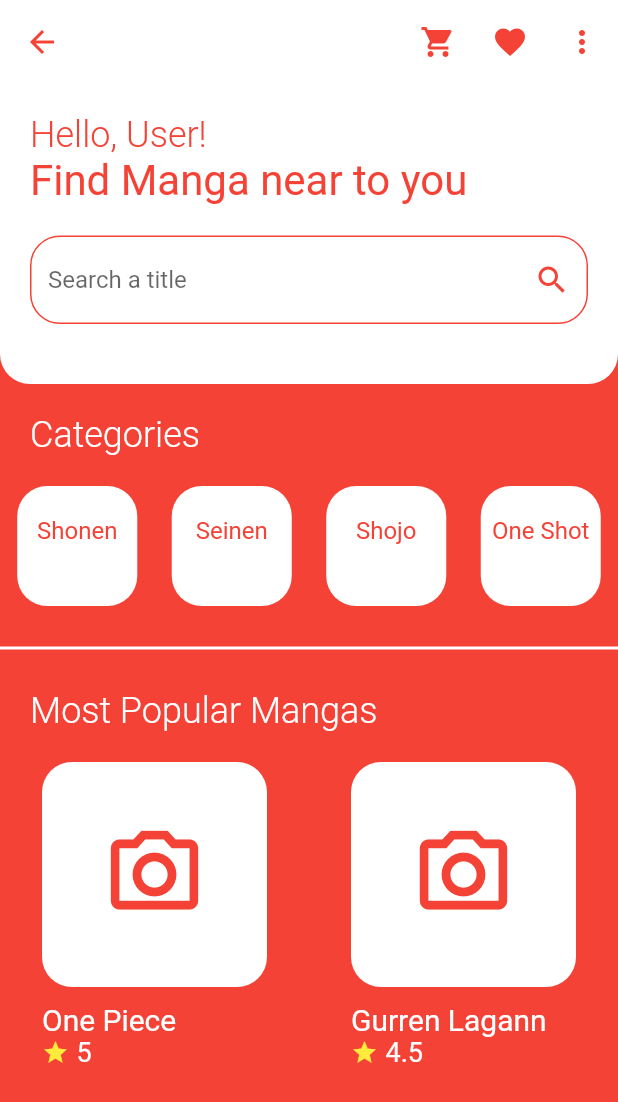
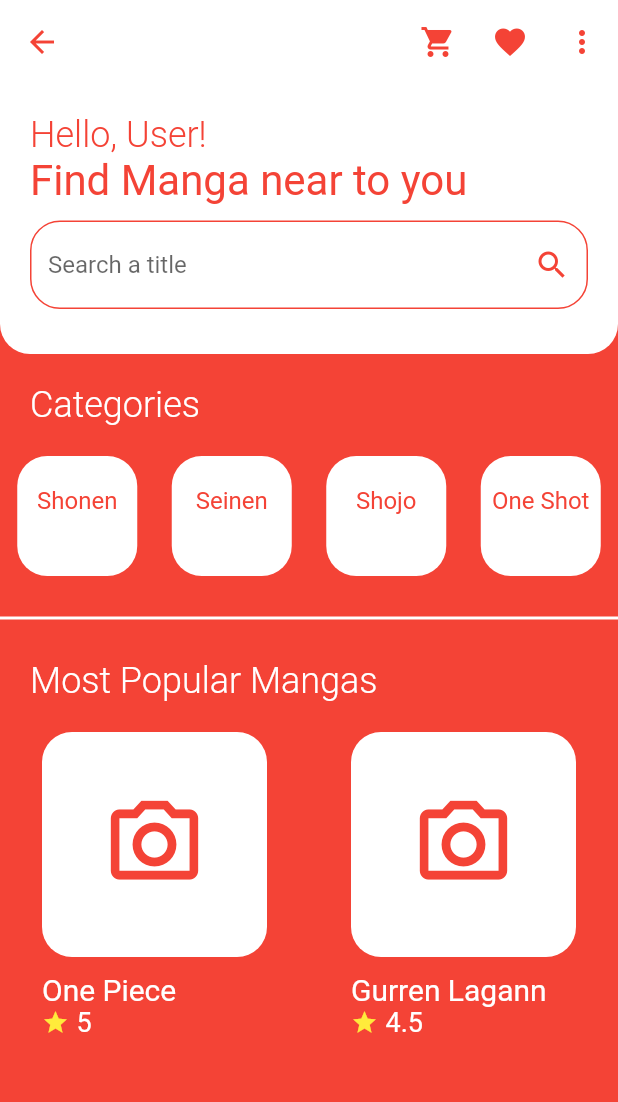
Before and after one commit to XV02/ProyectoMoviles2024-Equipo, a Flutter app: the LandingPage screen opened directly, on a phone screen of 412 x 824 dp. Shown: the top 1102 px of the screen. Run offline on Flutter 3.47's test engine with Material 3 defaults, Android fonts, the phone set to English and light mode, and no system bars; our stand-ins replace bloc, equatable, firebase_auth, firebase_core, flutter_bloc, google_sign_in and 1 more; accounts and stored records are empty.

Commit message:
minor changes jp

```diff
--- a/lib/pages/landing_page/searcher_container.dart
+++ b/lib/pages/landing_page/searcher_container.dart
@@ -9,7 +9,7 @@ class SearcherContainer extends StatelessWidget {
   Widget build(BuildContext context) {
     return Container(
       width: double.infinity,
-      height: 200,
+      height: 180,
       decoration: const BoxDecoration(
         color: Colors.white,
         borderRadius: BorderRadius.only(
@@ -46,7 +46,7 @@ class SearcherContainer extends StatelessWidget {
               alignment: Alignment.center,
               child: Padding(
                 padding: // PAdding of 20 in top and bottom
-                    const EdgeInsets.symmetric(vertical: 20),
+                    const EdgeInsets.symmetric(vertical: 10),
                 child: TextField(
                   decoration: InputDecoration(
                     enabledBorder: OutlineInputBorder(
```
